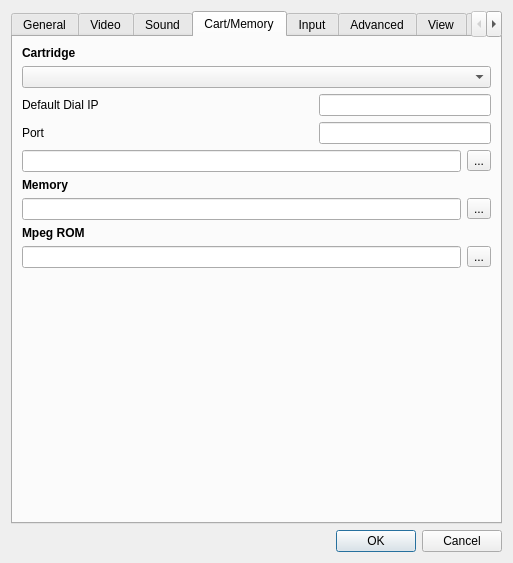
First picture: the form in yabause/src/qt/ui/UISettings.ui, repository Yabause/yabause, before the edit.
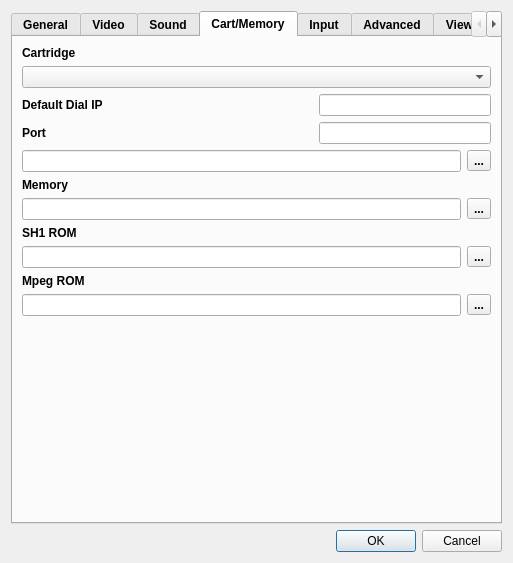
Second picture: the form after the edit. The open tabs and pages were chosen to show the change. Custom widgets are drawn as their Qt base class.

```diff
--- a/yabause/src/qt/ui/UISettings.ui
+++ b/yabause/src/qt/ui/UISettings.ui
@@ -7,7 +7,7 @@
     <x>0</x>
     <y>0</y>
     <width>513</width>
-    <height>500</height>
+    <height>523</height>
    </rect>
   </property>
   <property name="windowTitle">
@@ -16,6 +16,12 @@
   <layout class="QVBoxLayout">
    <item>
     <widget class="QTabWidget" name="twPages">
+     <property name="font">
+      <font>
+       <weight>75</weight>
+       <bold>true</bold>
+      </font>
+     </property>
      <property name="currentIndex">
       <number>0</number>
      </property>
@@ -441,6 +447,13 @@
        <string>Cart/Memory</string>
       </attribute>
       <layout class="QGridLayout" name="gridLayout3">
+       <item row="8" column="0">
+        <widget class="QLabel" name="lSH1ROM">
+         <property name="text">
+          <string>SH1 ROM</string>
+         </property>
+        </widget>
+       </item>
        <item row="5" column="3">
         <widget class="QToolButton" name="tbCartridge">
          <property name="text">
@@ -458,14 +471,14 @@
        <item row="7" column="0" colspan="3">
         <widget class="QLineEdit" name="leMemory"/>
        </item>
-       <item row="9" column="3">
+       <item row="12" column="3">
         <widget class="QToolButton" name="tbMpegROM">
          <property name="text">
           <string>...</string>
          </property>
         </widget>
        </item>
-       <item row="10" column="1">
+       <item row="13" column="1">
         <spacer>
          <property name="orientation">
           <enum>Qt::Vertical</enum>
@@ -501,7 +514,7 @@
          </property>
         </widget>
        </item>
-       <item row="8" column="0" colspan="4">
+       <item row="11" column="0" colspan="4">
         <widget class="QLabel" name="lMpegROM">
          <property name="font">
           <font>
@@ -533,7 +546,7 @@
          </property>
         </widget>
        </item>
-       <item row="9" column="0" colspan="3">
+       <item row="12" column="0" colspan="3">
         <widget class="QLineEdit" name="leMpegROM"/>
        </item>
        <item row="2" column="0">
@@ -579,6 +592,16 @@
          </property>
         </widget>
        </item>
+       <item row="9" column="0" colspan="3">
+        <widget class="QLineEdit" name="leSH1ROM"/>
+       </item>
+       <item row="9" column="3">
+        <widget class="QToolButton" name="tbSH1ROM">
+         <property name="text">
+          <string>...</string>
+         </property>
+        </widget>
+       </item>
       </layout>
      </widget>
      <widget class="QWidget" name="wInput">
```
Left out of the diff: 2 changed lines with no effect on the pictures.
